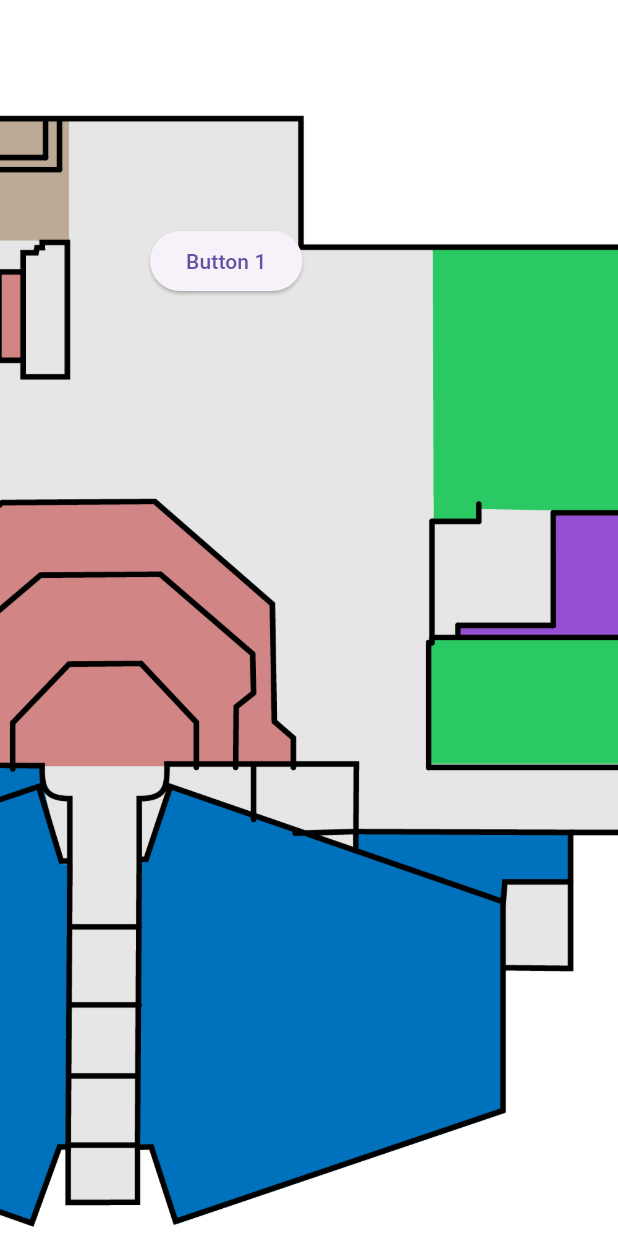
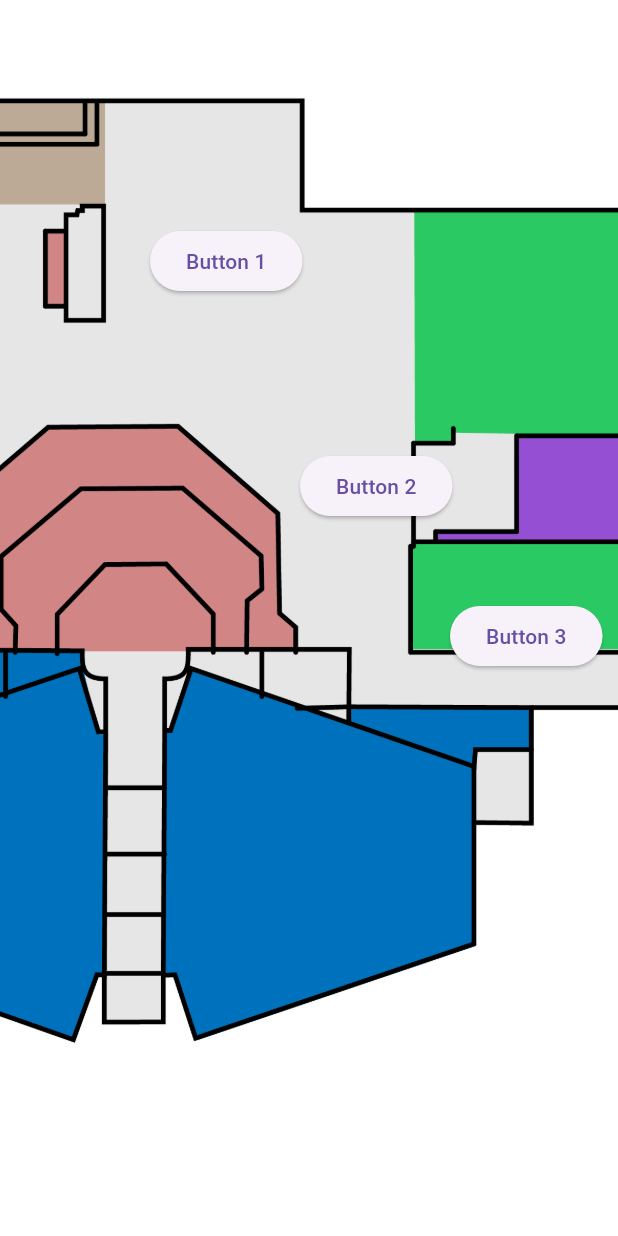
Before and after one commit to Thomas-More-Digital-Innovation/2324-ITF-001-AR-rondleiding, a Flutter app: the screen it shows after launch, on a phone screen of 412 x 824 dp. Run offline on Flutter 3.47's test engine with Material 3 defaults, Android fonts, the phone set to English and light mode, and no system bars.

Commit message:
scroll fix en foto hoogte

```diff
--- a/code/lib/main.dart
+++ b/code/lib/main.dart
@@ -12,6 +12,7 @@ class ArRondleiding extends StatelessWidget {
   Widget build(BuildContext context) {
     return MaterialApp(
       title: 'AR Rondleiding',
+      debugShowCheckedModeBanner: false,
       theme: ThemeData(
         primarySwatch: Colors.blue,
         scaffoldBackgroundColor: const Color(0xFFFFFFFF)
--- a/code/lib/screens/HomePage.dart
+++ b/code/lib/screens/HomePage.dart
@@ -7,11 +7,12 @@ class HomePage extends StatelessWidget {
   @override
   Widget build(BuildContext context) {
     return Scaffold(
-      body: InteractiveViewer(
+      body: SizedBox(
+        height: MediaQuery.of(context).size.height * 0.85,
+        child: InteractiveViewer(
           boundaryMargin: const EdgeInsets.all(20),
-        minScale: 0.1,
-        maxScale: 5.0,
-        panEnabled: false,
+          minScale: 0.5,
+          maxScale: 3.0,
 
           child: Stack(
             children: [
@@ -22,8 +23,11 @@ class HomePage extends StatelessWidget {
               ),
               // Buttons placed at specific locations
               const PositionedButton(index: 1, x: 100, y: 150),
+              const PositionedButton(index: 2, x: 200, y: 300),
+              const PositionedButton(index: 3, x: 300, y: 400),
               // Add more PositionedButton widgets as needed
             ],
+          ),
         ),
       ),
     );
```
Lines whose indentation alone changed are shown as unchanged.
